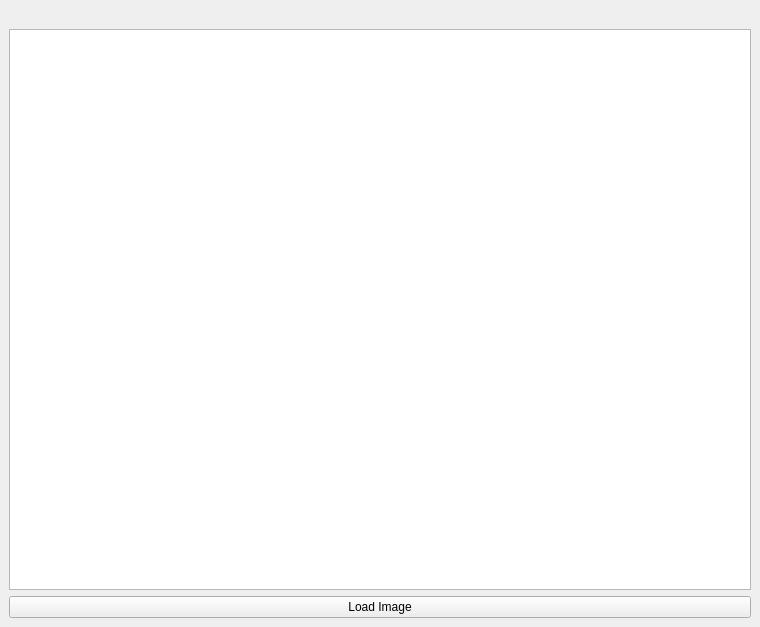
First picture: the form in DebugSerial/dsUis/Imag.ui, repository ashleyjr/DebugSerial, before the edit.
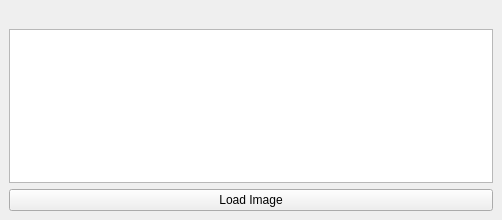
Second picture: the form after the edit.

Commit message: image viewer

```diff
--- a/DebugSerial/dsUis/Imag.ui
+++ b/DebugSerial/dsUis/Imag.ui
@@ -6,8 +6,8 @@
    <rect>
     <x>0</x>
     <y>0</y>
-    <width>760</width>
-    <height>627</height>
+    <width>502</width>
+    <height>220</height>
    </rect>
   </property>
   <property name="windowTitle">
```
The commit also changes 2 other files.
